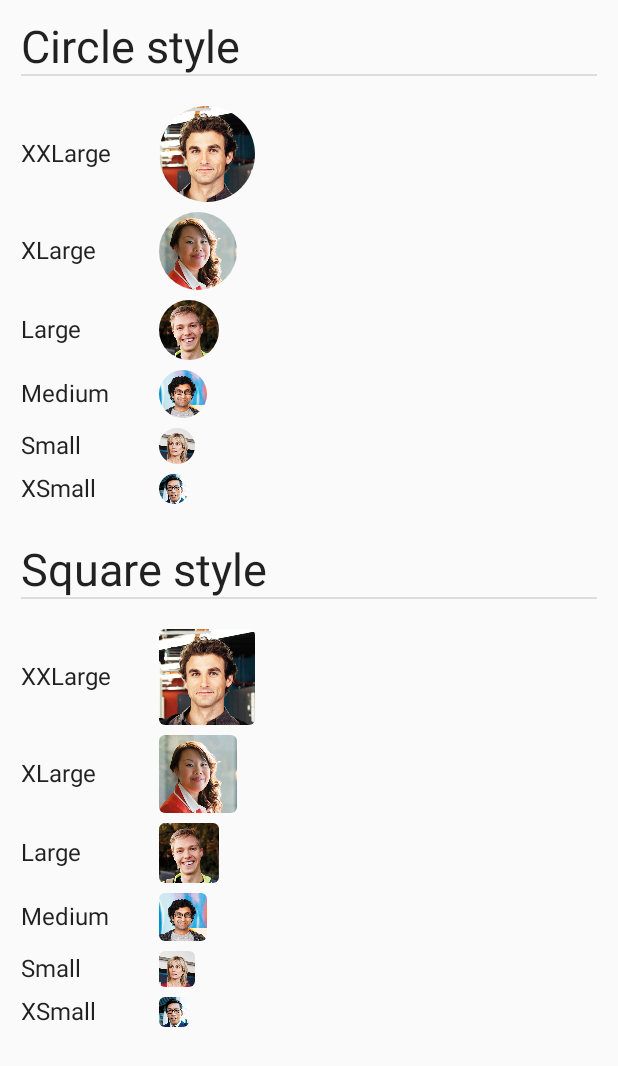
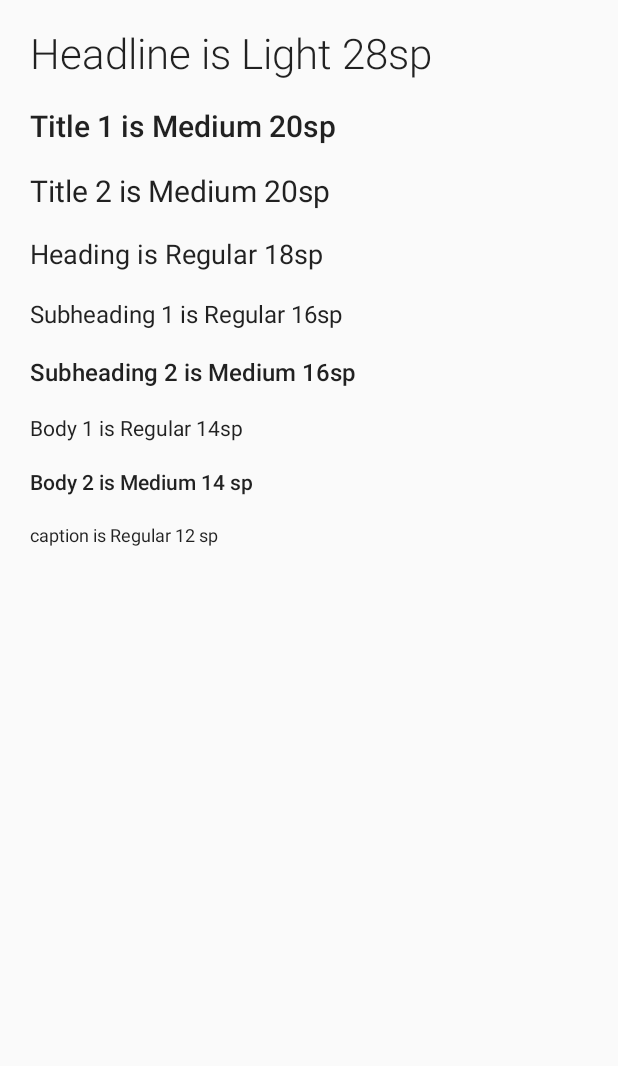
Before and after one commit to Nthily/fluentui, an Android app built with Jetpack Compose: the screen it shows after launch (MainActivity), on a phone screen of 412 x 824 dp. Shown: the top 1066 px of the screen. Run offline under Robolectric (Android 15) with nearby library versions, the phone set to English and light mode, and no system bars.

Commit message:
add FluentUi Typography component

```diff
--- a/app/src/main/java/com/github/nthily/fluentui/MainActivity.kt
+++ b/app/src/main/java/com/github/nthily/fluentui/MainActivity.kt
@@ -3,8 +3,8 @@ package com.github.nthily.fluentui
 import android.os.Bundle
 import androidx.activity.ComponentActivity
 import androidx.activity.compose.setContent
-import com.github.nthily.fluentui.ui.components.avatar.Avatar
 import com.github.nthily.fluentui.ui.components.avatar.AvatarDemo
+import com.github.nthily.fluentui.ui.components.fluentui.FluentUiDemo
 import com.github.nthily.fluentui.ui.theme.FluentUiTheme
 
 class MainActivity : ComponentActivity() {
@@ -12,7 +12,7 @@ class MainActivity : ComponentActivity() {
         super.onCreate(savedInstanceState)
         setContent {
             FluentUiTheme {
-                AvatarDemo()
+                FluentUiDemo()
             }
         }
     }
--- /dev/null
+++ b/app/src/main/java/com/github/nthily/fluentui/ui/components/fluentui/FluentUi.kt
@@ -0,0 +1,72 @@
+package com.github.nthily.fluentui.ui.components.fluentui
+
+import androidx.compose.runtime.Composable
+import androidx.compose.runtime.ReadOnlyComposable
+import androidx.compose.runtime.staticCompositionLocalOf
+import androidx.compose.ui.text.TextStyle
+import androidx.compose.ui.text.font.FontFamily
+import androidx.compose.ui.text.font.FontWeight
+import androidx.compose.ui.unit.sp
+
+val LocalFluentUiTypography = staticCompositionLocalOf {
+    FluentUiTypography()
+}
+
+object FluentUi {
+    val typography: FluentUiTypography
+        @Composable
+        @ReadOnlyComposable
+        get() = LocalFluentUiTypography.current
+}
+
+class FluentUiTypography {
+    val headline @Composable
+        get() = TextStyle(
+            fontSize = 28.sp,
+            fontFamily = FontFamily.SansSerif,
+            fontWeight = FontWeight.Light
+        )
+    val title1 @Composable
+        get() = TextStyle(
+            fontSize = 20.sp,
+            fontFamily = FontFamily.SansSerif,
+            fontWeight = FontWeight.Medium
+        )
+    val title2 @Composable
+        get() = TextStyle(
+            fontSize = 20.sp,
+            fontFamily = FontFamily.SansSerif
+        )
+    val heading @Composable
+        get() = TextStyle(
+            fontSize = 18.sp,
+            fontFamily = FontFamily.SansSerif
+        )
+    val subheading1 @Composable
+        get() = TextStyle(
+            fontSize = 16.sp,
+            fontFamily = FontFamily.SansSerif
+        )
+    val subheading2 @Composable
+        get() = TextStyle(
+            fontSize = 16.sp,
+            fontFamily = FontFamily.SansSerif,
+            fontWeight = FontWeight.Medium
+        )
+    val body1 @Composable
+        get() = TextStyle(
+            fontSize = 14.sp,
+            fontFamily = FontFamily.SansSerif
+        )
+    val body2 @Composable
+        get() = TextStyle(
+            fontSize = 14.sp,
+            fontFamily = FontFamily.SansSerif,
+            fontWeight = FontWeight.Medium
+        )
+    val caption @Composable
+        get() = TextStyle(
+            fontSize = 12.sp,
+            fontFamily = FontFamily.SansSerif
+        )
+}
--- /dev/null
+++ b/app/src/main/java/com/github/nthily/fluentui/ui/components/fluentui/FluentUiDemo.kt
@@ -0,0 +1,39 @@
+package com.github.nthily.fluentui.ui.components.fluentui
+
+import androidx.compose.foundation.layout.Arrangement
+import androidx.compose.foundation.layout.Column
+import androidx.compose.foundation.layout.fillMaxSize
+import androidx.compose.foundation.layout.padding
+import androidx.compose.material.Text
+import androidx.compose.runtime.Composable
+import androidx.compose.ui.Modifier
+import androidx.compose.ui.unit.dp
+import com.github.nthily.fluentui.utils.components.HeightSpacer
+
+@Composable
+fun FluentUiDemo() {
+    val fluentUiTypography = FluentUi.typography
+    Column(
+        modifier = Modifier
+            .fillMaxSize()
+            .padding(20.dp)
+    ) {
+        Text("Headline is Light 28sp", style = fluentUiTypography.headline)
+        HeightSpacer(value = 10.dp)
+        Text("Title 1 is Medium 20sp", style = fluentUiTypography.title1)
+        HeightSpacer(value = 10.dp)
+        Text("Title 2 is Medium 20sp", style = fluentUiTypography.title2)
+        HeightSpacer(value = 10.dp)
+        Text("Heading is Regular 18sp", style = fluentUiTypography.heading)
+        HeightSpacer(value = 10.dp)
+        Text("Subheading 1 is Regular 16sp", style = fluentUiTypography.subheading1)
+        HeightSpacer(value = 10.dp)
+        Text("Subheading 2 is Medium 16sp", style = fluentUiTypography.subheading2)
+        HeightSpacer(value = 10.dp)
+        Text("Body 1 is Regular 14sp", style = fluentUiTypography.body1)
+        HeightSpacer(value = 10.dp)
+        Text("Body 2 is Medium 14 sp", style = fluentUiTypography.body2)
+        HeightSpacer(value = 10.dp)
+        Text("caption is Regular 12 sp", style = fluentUiTypography.caption)
+    }
+}
--- a/app/src/main/java/com/github/nthily/fluentui/ui/theme/Theme.kt
+++ b/app/src/main/java/com/github/nthily/fluentui/ui/theme/Theme.kt
@@ -5,6 +5,9 @@ import androidx.compose.material.MaterialTheme
 import androidx.compose.material.darkColors
 import androidx.compose.material.lightColors
 import androidx.compose.runtime.Composable
+import androidx.compose.runtime.CompositionLocalProvider
+import com.github.nthily.fluentui.ui.components.fluentui.FluentUiTypography
+import com.github.nthily.fluentui.ui.components.fluentui.LocalFluentUiTypography
 
 private val DarkColorPalette = darkColors(
     primary = Purple200,
@@ -35,6 +38,7 @@ fun FluentUiTheme(darkTheme: Boolean = isSystemInDarkTheme(), content: @Composab
         LightColorPalette
     }
 
+    CompositionLocalProvider(LocalFluentUiTypography provides FluentUiTypography()) {
         MaterialTheme(
             colors = colors,
             typography = Typography,
@@ -42,3 +46,4 @@ fun FluentUiTheme(darkTheme: Boolean = isSystemInDarkTheme(), content: @Composab
             content = content
         )
     }
+}
--- a/app/src/main/java/com/github/nthily/fluentui/ui/theme/Type.kt
+++ b/app/src/main/java/com/github/nthily/fluentui/ui/theme/Type.kt
@@ -5,6 +5,7 @@ import androidx.compose.ui.text.TextStyle
 import androidx.compose.ui.text.font.FontFamily
 import androidx.compose.ui.text.font.FontWeight
 import androidx.compose.ui.unit.sp
+
 
 // Set of Material typography styles to start with
 val Typography = Typography(
```
Lines whose indentation alone changed are shown as unchanged.
